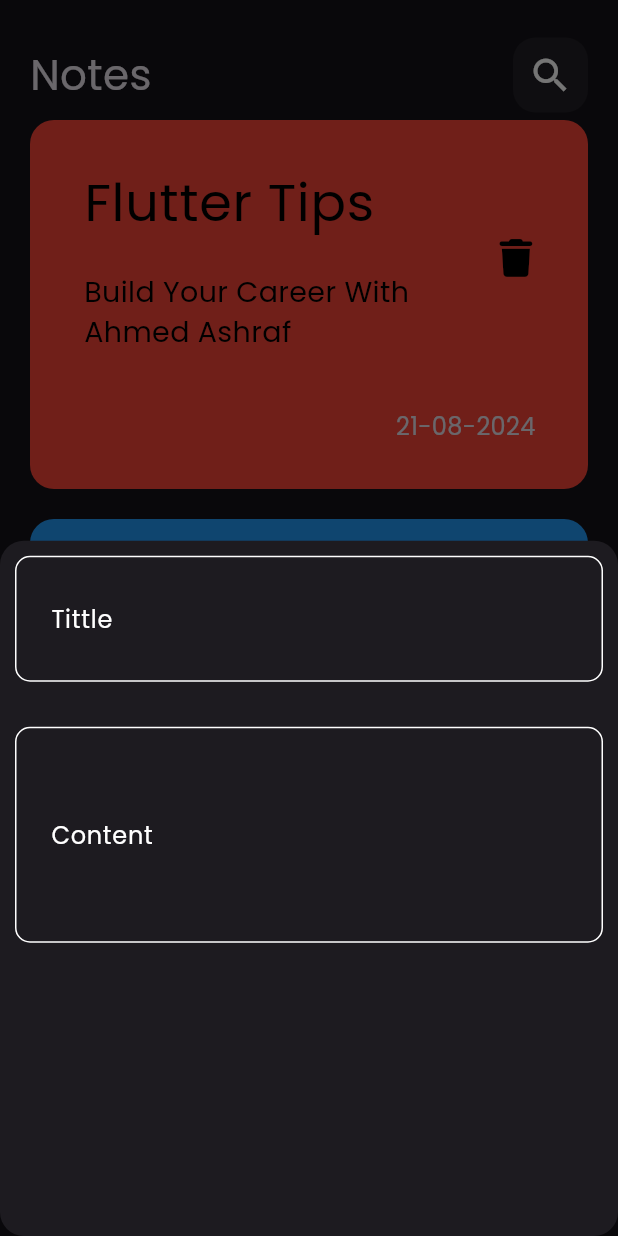
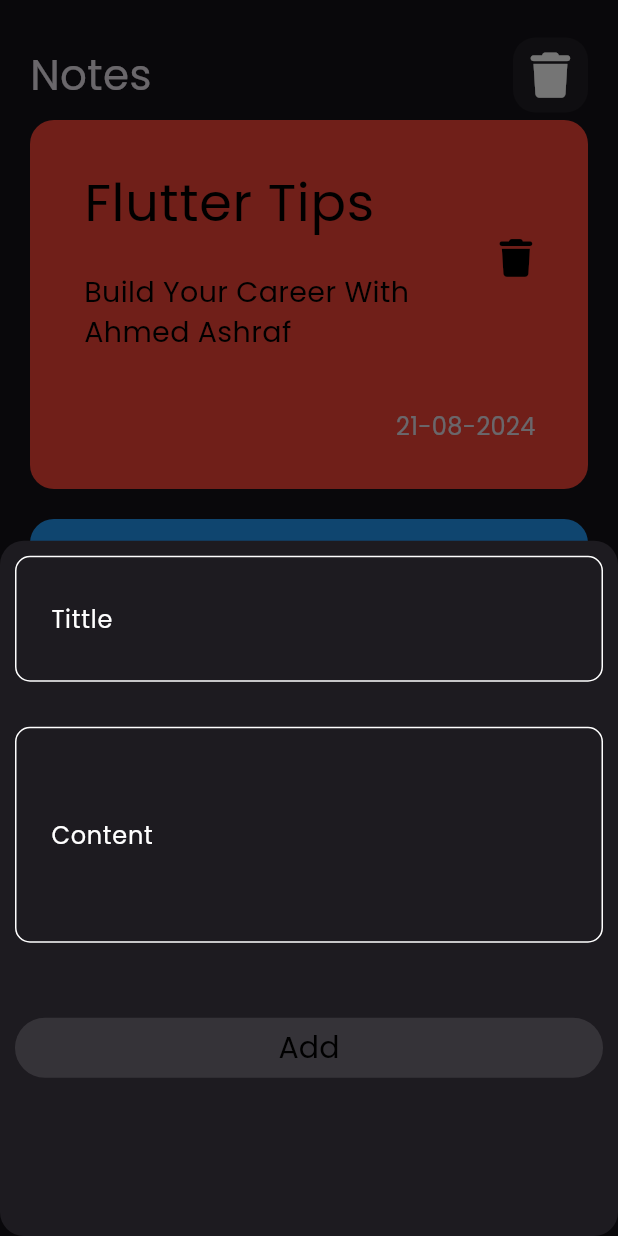
Before and after one commit to ahmedadss2003/notesapp, a Flutter app: the screen it shows after launch, after a tap on the "add" icon, on a phone screen of 412 x 824 dp. Run offline on Flutter 3.47's test engine with Material 3 defaults, Android fonts, the phone set to English and light mode, and no system bars; our stand-ins replace font_awesome_flutter.

Commit message:
add custom appbar to edit note view

```diff
--- /dev/null
+++ b/lib/Views/edit_note_view.dart
@@ -0,0 +1,13 @@
+import 'package:flutter/material.dart';
+import 'package:notesapp/widgets/edit_new_view_body.dart';
+
+class EditNoteView extends StatelessWidget {
+  const EditNoteView({super.key});
+
+  @override
+  Widget build(BuildContext context) {
+    return const Scaffold(
+      body:EditNewViewBody() ,
+    );
+  }
+}
--- a/lib/Views/notes_screen.dart
+++ b/lib/Views/notes_screen.dart
@@ -1,7 +1,7 @@
 import 'package:flutter/material.dart';
-import 'package:notesapp/Views/widgets/add_note_bottom_sheet.dart';
-import 'package:notesapp/Views/widgets/notes_list_view.dart';
-import 'package:notesapp/Views/widgets/notes_view_body.dart';
+import 'package:notesapp/widgets/add_note_bottom_sheet.dart';
+import 'package:notesapp/widgets/notes_list_view.dart';
+import 'package:notesapp/widgets/notes_view_body.dart';
 
 class NotesScreen extends StatelessWidget {
   const NotesScreen({super.key});
--- a/lib/Views/widgets/custom_note_item.dart
+++ /dev/null
@@ -1,62 +0,0 @@
-
-import 'package:flutter/material.dart';
-import 'package:font_awesome_flutter/font_awesome_flutter.dart';
-
-class NoteItem extends StatelessWidget {
-   NoteItem({super.key ,required this.containerColor});
-  Color containerColor ;
-  @override
-  Widget build(BuildContext context) {
-    return Container(
-      padding:const EdgeInsets.only(left: 20,top: 20,bottom: 30),
-      width: double.infinity,
-      // height: 200,
-      decoration: BoxDecoration(
-        color: containerColor ,
-        borderRadius:const BorderRadius.all(Radius.circular(16)),
-      ),
-      child: Column(
-
-        crossAxisAlignment: CrossAxisAlignment.end,
-        children: [
-          ListTile(
-          title:const Padding(
-            padding:  EdgeInsets.only(bottom: 20),
-            child:  Text(
-              'Flutter Tips',
-              style: TextStyle(
-                fontSize: 35,
-                color: Colors.black
-              ),
-            ),
-          ),
-          subtitle:const Text(
-            'Build Your Career With Ahmed Ashraf',
-            style: TextStyle(
-              fontSize: 19,
-              color: Colors.black
-            ),
-          ),
-          trailing: IconButton(
-            onPressed: (){},
-            icon:const Icon(
-
-            FontAwesomeIcons.trash,
-            color: Colors.black,
-            size: 25  ,
-          ),)
-              ),
-          const Padding(
-            padding:  EdgeInsets.only(right: 35,top: 30),
-            child:  Text(
-              "21-08-2024",
-              style: TextStyle(
-                fontSize: 16
-              ),
-            ),
-          ),
-        ],
-      ),
-    );
-  }
-}
--- a/lib/Views/widgets/add_note_bottom_sheet.dart
+++ b/lib/widgets/add_note_bottom_sheet.dart
@@ -1,5 +1,6 @@
 import 'package:flutter/material.dart';
-import 'package:notesapp/Views/widgets/custom_text_form_field.dart';
+import 'package:notesapp/widgets/custom_button.dart';
+import 'package:notesapp/widgets/custom_text_form_field.dart';
 
 class AddNote extends StatelessWidget {
   const AddNote({super.key});
@@ -17,11 +18,13 @@ class AddNote extends StatelessWidget {
           verticalPadding: 30,
         ),
          const SizedBox(height: 30,),
-          CustomTextField(
+        CustomTextField(
           hint: "Content",
           horizontalPadding: 20,
           verticalPadding: 60,
         ),
+        const SizedBox(height: 50,),
+        CustomButton(text: "Add")
         ],
       ),
     );
--- a/lib/Views/widgets/custom_app_bar.dart
+++ b/lib/widgets/custom_app_bar.dart
@@ -1,22 +1,23 @@
 import 'package:flutter/material.dart';
-import 'package:notesapp/Views/widgets/custom_search_icon.dart';
+import 'package:notesapp/widgets/custom_search_icon.dart';
 
 class CustomAppBar extends StatelessWidget {
-  const CustomAppBar({super.key});
-
+   CustomAppBar({super.key, required this.title, required this.icon});
+  final String title ;
+  final IconData icon ;
   @override
   Widget build(BuildContext context) {
-    return const Row(
+    return  Row(
       children: [
         SizedBox(height: 60,),
         Text(
-          "Notes",
-        style: TextStyle(
+          title,
+        style:const TextStyle(
           fontSize: 28,
         ),
         ),
         Spacer(),
-        CustomSearchIcon()
+        CustomSearchIcon(icon:icon ,)
       ],
     );
   }
--- a/lib/Views/widgets/custom_button.dart
+++ b/lib/widgets/custom_button.dart
@@ -1,4 +1,5 @@
 import 'package:flutter/material.dart';
+import 'package:notesapp/widgets/notes_list_view.dart';
 
 // ignore: must_be_immutable
 class CustomButton extends StatelessWidget {
@@ -8,9 +9,12 @@ class CustomButton extends StatelessWidget {
   @override
   Widget build(BuildContext context) {
     return SizedBox(
-      width: double.infinity,
+      width: MediaQuery.of(context).size.width,
       height: 40,
       child: ElevatedButton(
+        style: ElevatedButton.styleFrom(
+          backgroundColor: Colors.blue,
+        ),
         onPressed: onPressed,
         child: Text(
           text,
--- /dev/null
+++ b/lib/widgets/custom_note_item.dart
@@ -0,0 +1,70 @@
+
+import 'package:flutter/material.dart';
+import 'package:font_awesome_flutter/font_awesome_flutter.dart';
+import 'package:notesapp/widgets/edit_new_view_body.dart';
+
+class NoteItem extends StatelessWidget {
+   NoteItem({super.key ,required this.containerColor});
+  Color containerColor ;
+  @override
+  Widget build(BuildContext context) {
+    return GestureDetector(
+      onTap: (){
+        Navigator.push(context, MaterialPageRoute(builder: (context){
+          return EditNewViewBody() ;
+        }));
+      },
+      child: Container(
+        padding:const EdgeInsets.only(left: 20,top: 20,bottom: 30),
+        width: double.infinity,
+        // height: 200,
+        decoration: BoxDecoration(
+          color: containerColor ,
+          borderRadius:const BorderRadius.all(Radius.circular(16)),
+        ),
+        child: Column(
+
+          crossAxisAlignment: CrossAxisAlignment.end,
+          children: [
+            ListTile(
+            title:const Padding(
+              padding:  EdgeInsets.only(bottom: 20),
+              child:  Text(
+                'Flutter Tips',
+                style: TextStyle(
+                  fontSize: 35,
+                  color: Colors.black
+                ),
+              ),
+            ),
+            subtitle:const Text(
+              'Build Your Career With Ahmed Ashraf',
+              style: TextStyle(
+                fontSize: 19,
+                color: Colors.black
+              ),
+            ),
+            trailing: IconButton(
+              onPressed: (){},
+              icon:const Icon(
+
+              FontAwesomeIcons.trash,
+              color: Colors.black,
+              size: 25  ,
+            ),)
+                ),
+            const Padding(
+              padding:  EdgeInsets.only(right: 35,top: 30),
+              child:  Text(
+                "21-08-2024",
+                style: TextStyle(
+                  fontSize: 16
+                ),
+              ),
+            ),
+          ],
+        ),
+      ),
+    );
+  }
+}
--- a/lib/Views/widgets/custom_search_icon.dart
+++ b/lib/widgets/custom_search_icon.dart
@@ -1,8 +1,8 @@
 import 'package:flutter/material.dart';
 
 class CustomSearchIcon extends StatelessWidget {
-  const CustomSearchIcon({super.key});
-
+   CustomSearchIcon({super.key, required this.icon});
+  final IconData icon ;
   @override
   Widget build(BuildContext context) {
     return Container(
@@ -12,9 +12,9 @@ class CustomSearchIcon extends StatelessWidget {
         color: Colors.white.withOpacity(0.05),
         borderRadius: BorderRadius.circular(15)
       ),
-      child:const Center(
+      child: Center(
         child: Icon(
-          Icons.search,
+          icon ,
           size: 30,
          ),
       ),
--- a/lib/Views/widgets/notes_list_view.dart
+++ b/lib/widgets/notes_list_view.dart
@@ -1,5 +1,5 @@
 import 'package:flutter/material.dart';
-import 'package:notesapp/Views/widgets/custom_note_item.dart';
+import 'package:notesapp/widgets/custom_note_item.dart';
 
 List<MaterialColor>colors =[
 
--- a/lib/Views/widgets/notes_view_body.dart
+++ b/lib/widgets/notes_view_body.dart
@@ -1,16 +1,20 @@
 import 'package:flutter/material.dart';
-import 'package:notesapp/Views/widgets/custom_app_bar.dart';
-import 'package:notesapp/Views/widgets/notes_list_view.dart';
+import 'package:font_awesome_flutter/font_awesome_flutter.dart';
+import 'package:notesapp/widgets/custom_app_bar.dart';
+import 'package:notesapp/widgets/notes_list_view.dart';
 
 class NotesViewBody extends StatelessWidget {
   const NotesViewBody({super.key});
   @override
   Widget build(BuildContext context) {
-    return const Padding(
+    return  Padding(
       padding:  EdgeInsets.all(20.0),
       child:  Column(
         children: [
-          CustomAppBar(),
+          CustomAppBar(
+            title: "Notes",
+            icon: FontAwesomeIcons.trash,
+          ),
           Expanded(child: NotesListView())
         ],
       ),
```
Also changed, not shown: lib/widgets/custom_text_form_field.dart (renamed from lib/Views/widgets/custom_text_form_field.dart).
